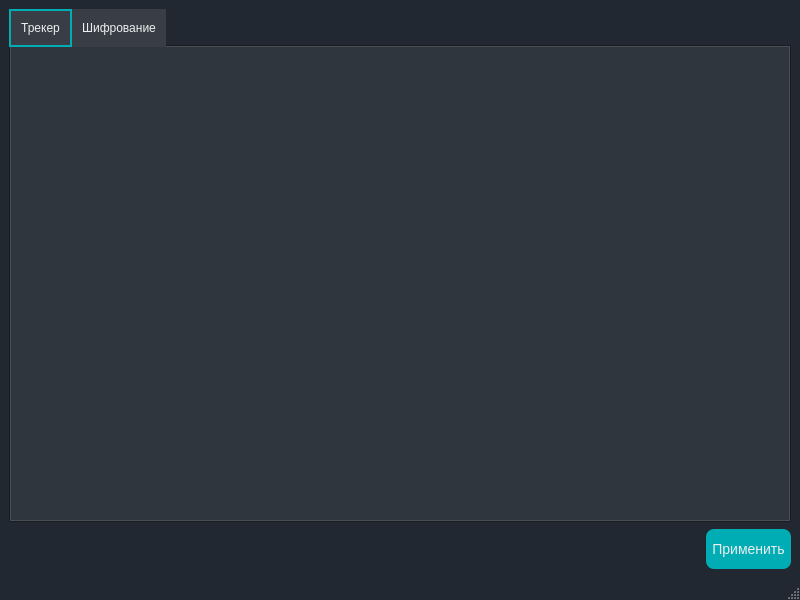
First picture: the form in Programs/Settings/SettingsWindow.ui, repository Omazz/SurveillanceTracker, before the edit.
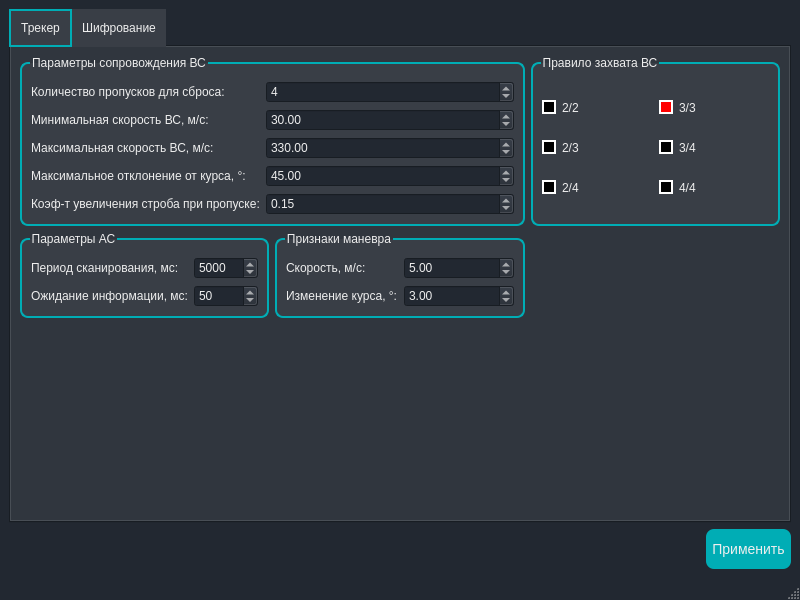
Second picture: the form after the edit. The open tabs and pages were chosen to show the change.

Patch:
```diff
--- a/Programs/Settings/SettingsWindow.ui
+++ b/Programs/Settings/SettingsWindow.ui
@@ -10,6 +10,12 @@
     <height>600</height>
    </rect>
   </property>
+  <property name="sizePolicy">
+   <sizepolicy hsizetype="Fixed" vsizetype="Fixed">
+    <horstretch>0</horstretch>
+    <verstretch>0</verstretch>
+   </sizepolicy>
+  </property>
   <property name="windowTitle">
    <string>SettingsWindow</string>
   </property>
@@ -185,6 +191,294 @@
        <attribute name="title">
         <string>Трекер</string>
        </attribute>
+       <layout class="QGridLayout" name="gridLayout_5">
+        <item row="0" column="0" colspan="2">
+         <widget class="QGroupBox" name="GB_holdTrack">
+          <property name="title">
+           <string>Параметры сопровождения ВС</string>
+          </property>
+          <layout class="QFormLayout" name="formLayout">
+           <item row="0" column="0">
+            <widget class="QLabel" name="L_numberExtrapolations">
+             <property name="text">
+              <string>&lt;html&gt;&lt;head/&gt;&lt;body&gt;&lt;p&gt;Количество пропусков для сброса:&lt;/p&gt;&lt;/body&gt;&lt;/html&gt;</string>
+             </property>
+            </widget>
+           </item>
+           <item row="0" column="1">
+            <widget class="QSpinBox" name="SB_numberExtrapolations">
+             <property name="minimum">
+              <number>2</number>
+             </property>
+             <property name="maximum">
+              <number>10</number>
+             </property>
+             <property name="value">
+              <number>4</number>
+             </property>
+            </widget>
+           </item>
+           <item row="1" column="0">
+            <widget class="QLabel" name="L_velocityMin">
+             <property name="text">
+              <string>&lt;html&gt;&lt;head/&gt;&lt;body&gt;&lt;p&gt;Минимальная скорость ВС, м/c:&lt;/p&gt;&lt;/body&gt;&lt;/html&gt;</string>
+             </property>
+            </widget>
+           </item>
+           <item row="1" column="1">
+            <widget class="QDoubleSpinBox" name="DSB_velocityMin">
+             <property name="minimum">
+              <double>0.000000000000000</double>
+             </property>
+             <property name="maximum">
+              <double>100.000000000000000</double>
+             </property>
+             <property name="value">
+              <double>30.000000000000000</double>
+             </property>
+            </widget>
+           </item>
+           <item row="2" column="0">
+            <widget class="QLabel" name="L_velocityMax">
+             <property name="text">
+              <string>&lt;html&gt;&lt;head/&gt;&lt;body&gt;&lt;p&gt;Максимальная скорость ВС, м/c:&lt;/p&gt;&lt;/body&gt;&lt;/html&gt;</string>
+             </property>
+            </widget>
+           </item>
+           <item row="2" column="1">
+            <widget class="QDoubleSpinBox" name="DSB_velocityMax">
+             <property name="minimum">
+              <double>150.000000000000000</double>
+             </property>
+             <property name="maximum">
+              <double>600.000000000000000</double>
+             </property>
+             <property name="value">
+              <double>330.000000000000000</double>
+             </property>
+            </widget>
+           </item>
+           <item row="3" column="0">
+            <widget class="QLabel" name="L_difAngle">
+             <property name="text">
+              <string>&lt;html&gt;&lt;head/&gt;&lt;body&gt;&lt;p&gt;Максимальное отклонение от курса, °:&lt;/p&gt;&lt;/body&gt;&lt;/html&gt;</string>
+             </property>
+            </widget>
+           </item>
+           <item row="3" column="1">
+            <widget class="QDoubleSpinBox" name="DSB_difAngle">
+             <property name="minimum">
+              <double>5.000000000000000</double>
+             </property>
+             <property name="maximum">
+              <double>125.000000000000000</double>
+             </property>
+             <property name="value">
+              <double>45.000000000000000</double>
+             </property>
+            </widget>
+           </item>
+           <item row="4" column="0">
+            <widget class="QLabel" name="L_coefStrobeHold">
+             <property name="text">
+              <string>&lt;html&gt;&lt;head/&gt;&lt;body&gt;&lt;p&gt;Коэф-т увеличения строба при пропуске:&lt;/p&gt;&lt;/body&gt;&lt;/html&gt;</string>
+             </property>
+            </widget>
+           </item>
+           <item row="4" column="1">
+            <widget class="QDoubleSpinBox" name="DSB_coefStrobeHold">
+             <property name="minimum">
+              <double>0.050000000000000</double>
+             </property>
+             <property name="maximum">
+              <double>1.000000000000000</double>
+             </property>
+             <property name="singleStep">
+              <double>0.100000000000000</double>
+             </property>
+             <property name="value">
+              <double>0.150000000000000</double>
+             </property>
+            </widget>
+           </item>
+          </layout>
+         </widget>
+        </item>
+        <item row="0" column="2">
+         <widget class="QGroupBox" name="GB_lockTrack">
+          <property name="title">
+           <string>Правило захвата ВС</string>
+          </property>
+          <layout class="QGridLayout" name="gridLayout_6">
+           <item row="0" column="0">
+            <widget class="QRadioButton" name="RB_2_2">
+             <property name="text">
+              <string>2/2</string>
+             </property>
+            </widget>
+           </item>
+           <item row="0" column="1">
+            <widget class="QRadioButton" name="RB_3_3">
+             <property name="text">
+              <string>3/3</string>
+             </property>
+             <property name="checked">
+              <bool>true</bool>
+             </property>
+             <property name="autoRepeat">
+              <bool>false</bool>
+             </property>
+            </widget>
+           </item>
+           <item row="1" column="0">
+            <widget class="QRadioButton" name="RB_2_3">
+             <property name="text">
+              <string>2/3</string>
+             </property>
+            </widget>
+           </item>
+           <item row="1" column="1">
+            <widget class="QRadioButton" name="RB_3_4">
+             <property name="text">
+              <string>3/4</string>
+             </property>
+            </widget>
+           </item>
+           <item row="2" column="0">
+            <widget class="QRadioButton" name="RB_2_4">
+             <property name="text">
+              <string>2/4</string>
+             </property>
+            </widget>
+           </item>
+           <item row="2" column="1">
+            <widget class="QRadioButton" name="RB_4_4">
+             <property name="text">
+              <string>4/4</string>
+             </property>
+            </widget>
+           </item>
+          </layout>
+         </widget>
+        </item>
+        <item row="1" column="0">
+         <widget class="QGroupBox" name="GB_antenna">
+          <property name="title">
+           <string>Параметры АС</string>
+          </property>
+          <layout class="QGridLayout" name="gridLayout_3">
+           <item row="0" column="0">
+            <widget class="QLabel" name="L_scanPeriod">
+             <property name="text">
+              <string>Период сканирования, мс:</string>
+             </property>
+            </widget>
+           </item>
+           <item row="0" column="1">
+            <widget class="QDoubleSpinBox" name="DSB_scanPeriod">
+             <property name="decimals">
+              <number>0</number>
+             </property>
+             <property name="minimum">
+              <double>1000.000000000000000</double>
+             </property>
+             <property name="maximum">
+              <double>10000.000000000000000</double>
+             </property>
+             <property name="value">
+              <double>5000.000000000000000</double>
+             </property>
+            </widget>
+           </item>
+           <item row="1" column="0">
+            <widget class="QLabel" name="L_waitInfo">
+             <property name="text">
+              <string>&lt;html&gt;&lt;head/&gt;&lt;body&gt;&lt;p&gt;Ожидание информации, мс:&lt;/p&gt;&lt;/body&gt;&lt;/html&gt;</string>
+             </property>
+            </widget>
+           </item>
+           <item row="1" column="1">
+            <widget class="QDoubleSpinBox" name="DSB_waitInfo">
+             <property name="decimals">
+              <number>0</number>
+             </property>
+             <property name="minimum">
+              <double>5.000000000000000</double>
+             </property>
+             <property name="maximum">
+              <double>300.000000000000000</double>
+             </property>
+             <property name="value">
+              <double>50.000000000000000</double>
+             </property>
+            </widget>
+           </item>
+          </layout>
+         </widget>
+        </item>
+        <item row="1" column="1">
+         <widget class="QGroupBox" name="GB_maneuver">
+          <property name="title">
+           <string>Признаки маневра</string>
+          </property>
+          <layout class="QGridLayout" name="gridLayout_4">
+           <item row="0" column="0">
+            <widget class="QLabel" name="L_velocity">
+             <property name="text">
+              <string>Скорость, м/c:</string>
+             </property>
+            </widget>
+           </item>
+           <item row="0" column="1">
+            <widget class="QDoubleSpinBox" name="DSB_velocity">
+             <property name="minimum">
+              <double>1.000000000000000</double>
+             </property>
+             <property name="maximum">
+              <double>100.000000000000000</double>
+             </property>
+             <property name="value">
+              <double>5.000000000000000</double>
+             </property>
+            </widget>
+           </item>
+           <item row="1" column="0">
+            <widget class="QLabel" name="L_angle">
+             <property name="text">
+              <string>&lt;html&gt;&lt;head/&gt;&lt;body&gt;&lt;p&gt;Изменение курса, °:&lt;/p&gt;&lt;/body&gt;&lt;/html&gt;</string>
+             </property>
+            </widget>
+           </item>
+           <item row="1" column="1">
+            <widget class="QDoubleSpinBox" name="DSB_angle">
+             <property name="minimum">
+              <double>1.000000000000000</double>
+             </property>
+             <property name="maximum">
+              <double>90.000000000000000</double>
+             </property>
+             <property name="value">
+              <double>3.000000000000000</double>
+             </property>
+            </widget>
+           </item>
+          </layout>
+         </widget>
+        </item>
+        <item row="2" column="1">
+         <spacer name="verticalSpacer_2">
+          <property name="orientation">
+           <enum>Qt::Vertical</enum>
+          </property>
+          <property name="sizeHint" stdset="0">
+           <size>
+            <width>20</width>
+            <height>137</height>
+           </size>
+          </property>
+         </spacer>
+        </item>
+       </layout>
       </widget>
       <widget class="QWidget" name="tab_2">
        <attribute name="title">
```
Left out of the diff: 76 changed lines with no effect on the pictures.
